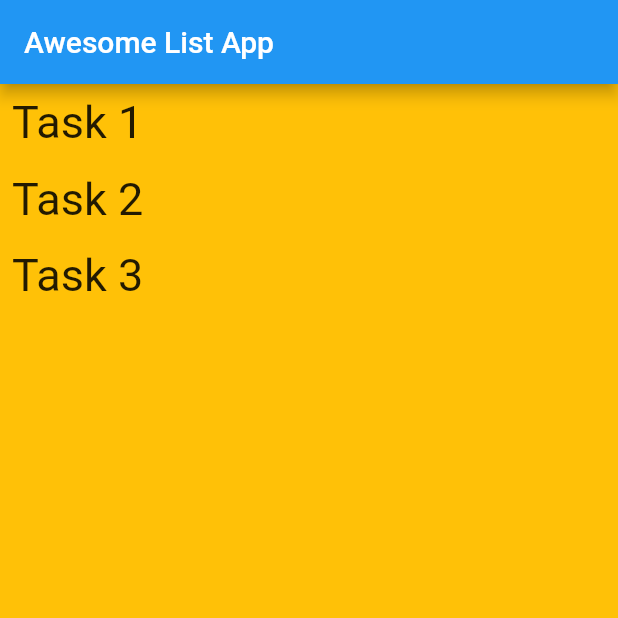
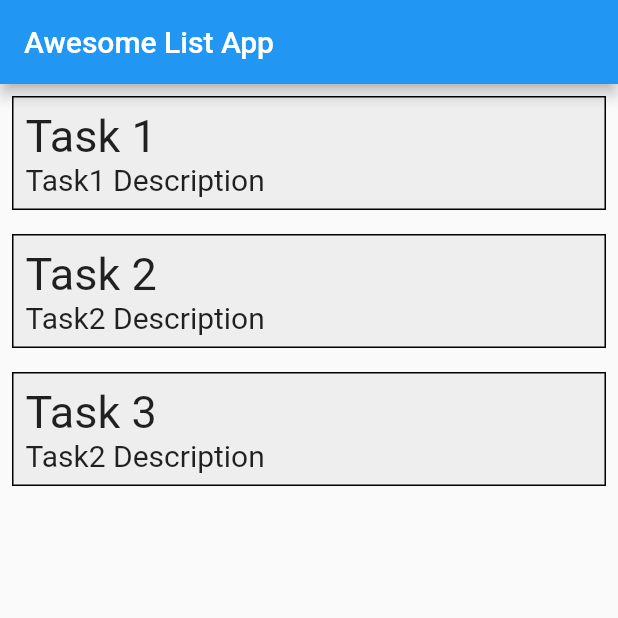
Before and after one commit to tomyamGTX/flutter_note, a Flutter app: the screen it shows after launch, on a phone screen of 412 x 824 dp, the top half of it. Run offline on Flutter 3.47's test engine with Material 2 defaults, Android fonts, the phone set to English and light mode, and no system bars.

Commit message:
create home screen

```diff
--- a/lib/main.dart
+++ b/lib/main.dart
@@ -1,5 +1,5 @@
 import 'package:flutter/material.dart';
-import 'package:flutter_note/screen/homescreen.dart';
+import 'package:flutter_note/screen/home.screen.dart';
 
 void main() {
   runApp(MyApp());
--- /dev/null
+++ b/lib/model/task.model.dart
@@ -0,0 +1,11 @@
+class Task {
+String  title;
+String description;
+Task({this.title,this.description});
+}
+
+List<Task> taskList = [
+  Task(title: 'Task 1', description:'Task1 Description'),
+  Task(title: 'Task 2', description:'Task2 Description'),
+  Task(title: 'Task 3', description:'Task2 Description'),
+];
--- /dev/null
+++ b/lib/screen/home.screen.dart
@@ -0,0 +1,52 @@
+import 'package:flutter/material.dart';
+import 'package:flutter_note/model/task.model.dart';
+
+class HomeScreen extends StatelessWidget {
+  @override
+  Widget build(BuildContext context) {
+    return Scaffold(
+      appBar: AppBar(
+        title: Text('Awesome List App'),
+      ),
+      body: Column(
+        crossAxisAlignment: CrossAxisAlignment.stretch,
+        children: List.generate(
+          taskList.length,
+              (index) {
+            return TaskContainer(task: taskList[index]);
+          },
+        ),
+      ),
+    );
+  }
+}
+
+class TaskContainer extends StatelessWidget {
+  final Task task;
+
+  TaskContainer({this.task});
+
+  @override
+  Widget build(BuildContext context) {
+    return Padding(
+      padding: const EdgeInsets.all(8.0),
+      child: Container(
+        decoration: BoxDecoration(color: Colors.grey.shade200,border: Border.all()),
+        padding: const EdgeInsets.all(8.0),
+        child: Column(
+          crossAxisAlignment: CrossAxisAlignment.start,
+          children: [
+            Text(
+              task.title,
+              style: TextStyle(fontSize: 30),
+            ),
+            Text(
+              task.description,
+              style: TextStyle(fontSize: 20),
+            ),
+          ],
+        ),
+      ),
+    );
+  }
+}
--- a/lib/screen/homescreen.dart
+++ /dev/null
@@ -1,43 +0,0 @@
-import 'package:flutter/material.dart';
-
-class HomeScreen extends StatelessWidget{
-  @override
-  Widget build(BuildContext context) {
-    return Scaffold(
-      backgroundColor: Colors.amber,
-        appBar: AppBar(title: Text('Awesome List App'),
-        ),
-      body: Column(
-        children: List.generate(
-          taskList.length,
-              (index) {
-            return CustomText(text: taskList[index]);
-          },
-        ),
-      ),
-    );
-  }
-}
-class CustomText extends StatelessWidget {
-  final String text;
-
-  CustomText({this.text});
-
-  @override
-  Widget build(BuildContext context) {
-    return Padding(
-      padding: const EdgeInsets.all(8.0),
-      child: Text(
-        text,
-        style: TextStyle(fontSize: 30),
-      ),
-    );
-  }
-}
-
-
-List<String> taskList = [
-  'Task 1',
-  'Task 2',
-  'Task 3',
-];
```
